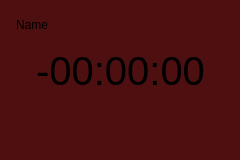
Before: the Qt Designer form Lab2/timeralarm.ui in JustTaya/uniProjects_secondYear, drawn with Qt 5.
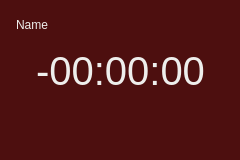
After: the same form once the commit is applied. Icons and pictures are not drawn.

The edit to the form file:
```diff
--- a/Lab2/timeralarm.ui
+++ b/Lab2/timeralarm.ui
@@ -16,6 +16,12 @@
   <property name="styleSheet">
    <string notr="true">QDialog{
 background-color: rgb(77, 15, 15);
+color:rgb(238, 238, 236);
+}
+
+QLabel
+{
+color:rgb(238, 238, 236);
 }
 
 QPushButton
```
